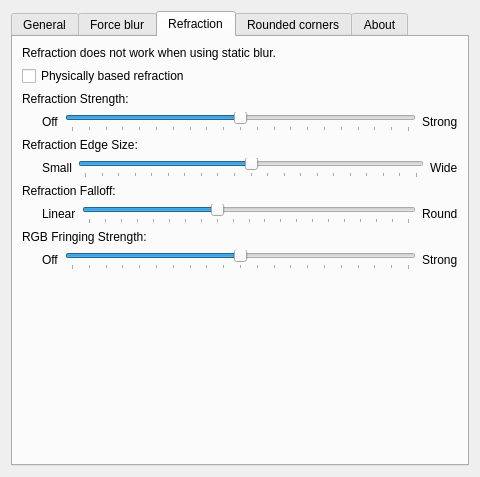
Above: src/kcm/blur_config.ui from 4v3ngR/kwin-effects-glass before the change. Below: the same form after it.
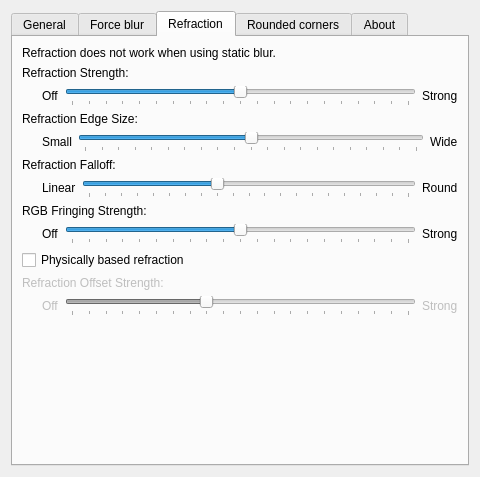
That is the form after the change. The open tabs and pages were chosen to show the change. Custom widgets are drawn as their Qt base class.

Commit message: feature: implemented physically based refraction + new uniform slider especially for the physical-based toggle

What changed in the file:
```diff
--- a/src/kcm/blur_config.ui
+++ b/src/kcm/blur_config.ui
@@ -557,16 +557,6 @@
          </property>
         </widget>
        </item>
-       <item>
-        <widget class="QCheckBox" name="kcfg_PhysicallyBasedRefraction">
-         <property name="text">
-          <string>Physically based refraction</string>
-         </property>
-         <property name="toolTip">
-          <string>Use a Snell's-law (IOR-based) refraction model instead. The Refraction Strength slider is reinterpreted as the index-of-refraction delta in this mode.</string>
-         </property>
-        </widget>
-       </item>
        <item>
         <widget class="QLabel" name="labelRefractionStrength">
          <property name="text">
@@ -831,6 +821,97 @@
          </item>
         </layout>
        </item>
+       <item>
+        <widget class="QCheckBox" name="kcfg_PhysicallyBasedRefraction">
+         <property name="text">
+          <string>Physically based refraction</string>
+         </property>
+         <property name="toolTip">
+          <string>Use a Snell's-law (IOR-based) refraction model instead. The Refraction Strength slider is reinterpreted as the index-of-refraction delta in this mode.</string>
+         </property>
+        </widget>
+       </item>
+       <item>
+        <widget class="QLabel" name="labelRefractionOffsetStrength">
+         <property name="enabled">
+          <bool>false</bool>
+         </property>
+         <property name="text">
+          <string>Refraction Offset Strength:</string>
+         </property>
+        </widget>
+       </item>
+       <item>
+        <layout class="QHBoxLayout" name="horizontalLayoutRefractionOffsetStrength">
+         <item>
+          <spacer name="horizontalSpacerRefractionOffsetStrength">
+           <property name="orientation">
+            <enum>Qt::Orientation::Horizontal</enum>
+           </property>
+           <property name="sizeType">
+            <enum>QSizePolicy::Policy::Fixed</enum>
+           </property>
+           <property name="sizeHint" stdset="0">
+            <size>
+             <width>20</width>
+             <height>20</height>
+            </size>
+           </property>
+          </spacer>
+         </item>
+         <item>
+          <widget class="QLabel" name="labelRefractionOffsetStrengthOff">
+           <property name="enabled">
+            <bool>false</bool>
+           </property>
+           <property name="text">
+            <string>Off</string>
+           </property>
+          </widget>
+         </item>
+         <item>
+          <widget class="QSlider" name="kcfg_RefractionOffsetStrength">
+           <property name="enabled">
+            <bool>false</bool>
+           </property>
+           <property name="minimum">
+            <number>0</number>
+           </property>
+           <property name="maximum">
+            <number>20</number>
+           </property>
+           <property name="singleStep">
+            <number>1</number>
+           </property>
+           <property name="pageStep">
+            <number>1</number>
+           </property>
+           <property name="value">
+            <number>8</number>
+           </property>
+           <property name="orientation">
+            <enum>Qt::Orientation::Horizontal</enum>
+           </property>
+           <property name="tickPosition">
+            <enum>QSlider::TickPosition::TicksBelow</enum>
+           </property>
+           <property name="toolTip">
+            <string>Pulls the IOR-based refraction outward based on position within the window (Snell's-law mode only).</string>
+           </property>
+          </widget>
+         </item>
+         <item>
+          <widget class="QLabel" name="labelRefractionOffsetStrengthStrong">
+           <property name="enabled">
+            <bool>false</bool>
+           </property>
+           <property name="text">
+            <string>Strong</string>
+           </property>
+          </widget>
+         </item>
+        </layout>
+       </item>
        <item>
         <spacer name="verticalSpacer">
          <property name="orientation">
```
Left out of the diff: 25 changed lines with no effect on the pictures. The commit also changes 7 other files.
